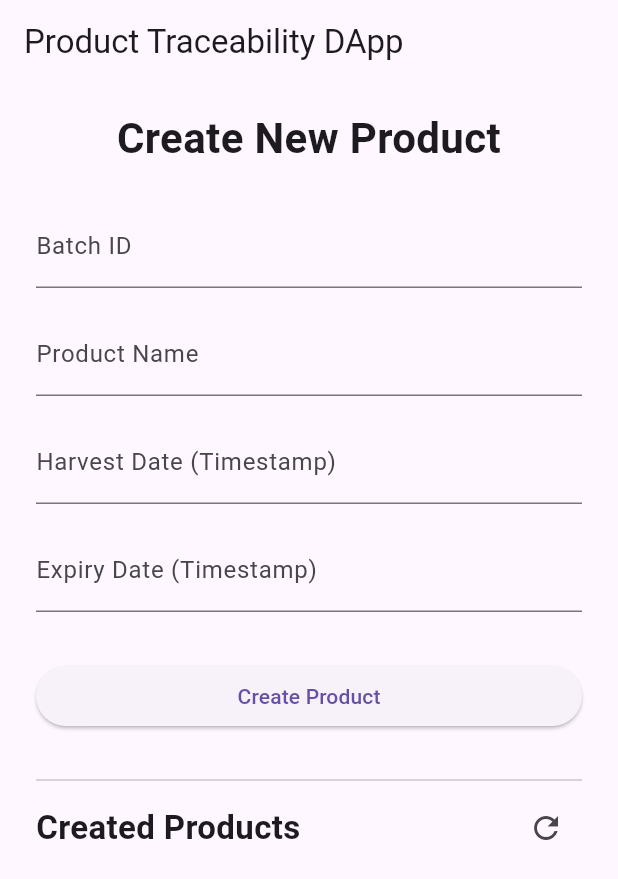
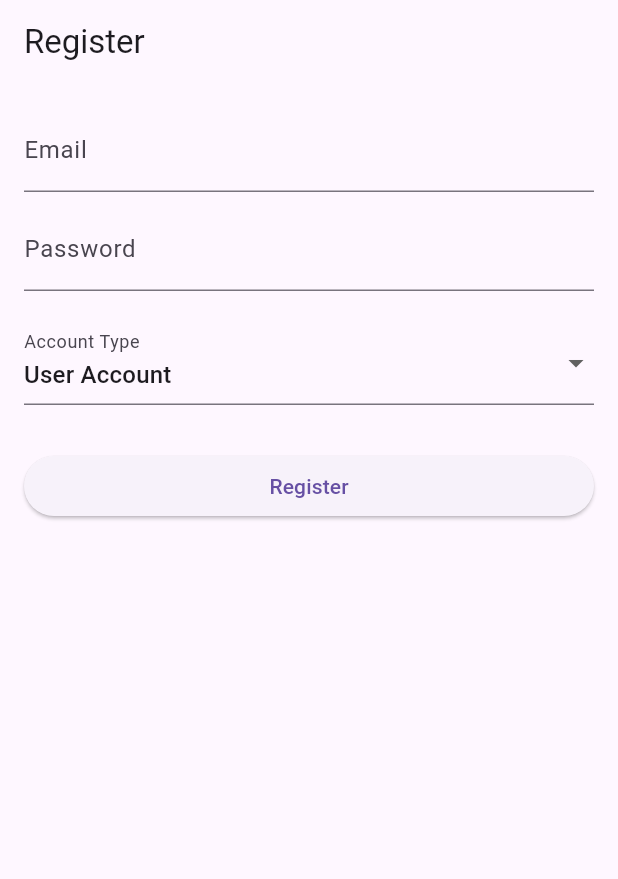
Before and after one commit to VinhLam2606/Fruit-traceability, a Flutter app: the screen it shows after launch, on a phone screen of 412 x 824 dp. Shown: the top 879 px of the screen. Run offline on Flutter 3.47's test engine with Material 3 defaults, Android fonts, the light colour scheme and no system bars; our stand-ins replace bloc, cloud_firestore, firebase_auth, firebase_core, flutter_bloc; missing offline and left inert: web3dart; accounts and stored records are empty.

Commit message:
Developing register for organization owner and user account using firebase

```diff
--- a/lib/dashboard/bloc/dashboard_bloc.dart
+++ b/lib/dashboard/bloc/dashboard_bloc.dart
@@ -34,7 +34,7 @@ class DashboardBloc extends Bloc<DashboardEvent, DashboardState> {
       // RPC cho Android Emulator (10.0.2.2) hoặc 127.0.0.1 nếu chạy trực tiếp
       const String rpcUrl = "http://10.0.2.2:7545";
       const String privateKey =
-          "0x641461d541be24b36b695139db922915c1849c6f178e0e771bbd95dce037c3eb";
+          "0x298fcb664139fbfff9370c360c8cdc2058b118ee1c134ad94fbf38025419b2b2";
 
       _web3client = Web3Client(rpcUrl, http.Client());
 
--- /dev/null
+++ b/lib/dashboard/ui/register_page.dart
@@ -0,0 +1,92 @@
+import 'package:flutter/material.dart';
+import '../model/register.dart';
+
+class RegisterPage extends StatefulWidget {
+  const RegisterPage({super.key});
+
+  @override
+  State<RegisterPage> createState() => _RegisterPageState();
+}
+
+class _RegisterPageState extends State<RegisterPage> {
+  final TextEditingController _emailController = TextEditingController();
+  final TextEditingController _passwordController = TextEditingController();
+  String _role = "user"; // default role
+  bool _loading = false;
+
+  final RegisterService _registerService = RegisterService();
+
+  Future<void> _register() async {
+    setState(() => _loading = true);
+    try {
+      final result = await _registerService.registerUser(
+        email: _emailController.text.trim(),
+        password: _passwordController.text.trim(),
+        role: _role,
+      );
+
+      ScaffoldMessenger.of(
+        // ignore: use_build_context_synchronously
+        context,
+      ).showSnackBar(SnackBar(content: Text(result)));
+    } catch (e) {
+      ScaffoldMessenger.of(
+        // ignore: use_build_context_synchronously
+        context,
+      ).showSnackBar(SnackBar(content: Text("Error: $e")));
+    } finally {
+      setState(() => _loading = false);
+    }
+  }
+
+  @override
+  Widget build(BuildContext context) {
+    return Scaffold(
+      appBar: AppBar(title: const Text("Register")),
+      body: Padding(
+        padding: const EdgeInsets.all(16.0),
+        child: Column(
+          crossAxisAlignment: CrossAxisAlignment.start,
+          children: [
+            TextField(
+              controller: _emailController,
+              decoration: const InputDecoration(labelText: "Email"),
+            ),
+            const SizedBox(height: 10),
+            TextField(
+              controller: _passwordController,
+              obscureText: true,
+              decoration: const InputDecoration(labelText: "Password"),
+            ),
+            const SizedBox(height: 20),
+            DropdownButtonFormField<String>(
+              // ignore: deprecated_member_use
+              value: _role,
+              items: const [
+                DropdownMenuItem(value: "user", child: Text("User Account")),
+                DropdownMenuItem(
+                  value: "organization",
+                  child: Text("Organization Account"),
+                ),
+              ],
+              onChanged: (val) {
+                setState(() => _role = val!);
+              },
+              decoration: const InputDecoration(labelText: "Account Type"),
+            ),
+            const SizedBox(height: 30),
+            _loading
+                ? const Center(child: CircularProgressIndicator())
+                : SizedBox(
+                    width: double.infinity,
+                    child: ElevatedButton(
+                      onPressed: _register,
+                      child: const Text("Register"),
+                    ),
+                  ),
+          ],
+        ),
+      ),
+    );
+  }
+}
--- a/lib/main.dart
+++ b/lib/main.dart
@@ -1,9 +1,12 @@
-// main.dart
 import 'package:flutter/material.dart';
+import 'package:firebase_core/firebase_core.dart';
 
+import 'dashboard/ui/register_page.dart';
 import 'dashboard/ui/create_product_page.dart';
 
-void main() {
+void main() async {
+  WidgetsFlutterBinding.ensureInitialized();
+  await Firebase.initializeApp();
   runApp(const MyApp());
 }
 
@@ -12,9 +15,14 @@ class MyApp extends StatelessWidget {
 
   @override
   Widget build(BuildContext context) {
-    return const MaterialApp(
+    return MaterialApp(
       debugShowCheckedModeBanner: false,
-      home: CreateProductPage(),
+      initialRoute: '/register',
+      routes: {
+        '/register': (context) => const RegisterPage(),
+        '/createProduct': (context) => const CreateProductPage(),
+        // Later you can add '/login': (context) => const LoginPage(),
+      },
     );
   }
 }
```
Also changed, not shown: lib/dashboard/model/register.dart (added, +87 -0 lines), pubspec.yaml (+5 -2 lines), pubspec.lock, 6 other files.
